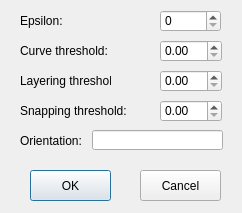
Old version of the form LEGO/CurveOptionDialog.ui in the repository xwzhangcs/LEGO.
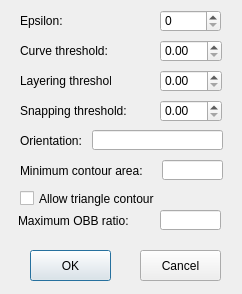
New version of the form.

What changed in the file:
```diff
--- a/LEGO/CurveOptionDialog.ui
+++ b/LEGO/CurveOptionDialog.ui
@@ -7,7 +7,7 @@
     <x>0</x>
     <y>0</y>
     <width>242</width>
-    <height>213</height>
+    <height>294</height>
    </rect>
   </property>
   <property name="windowTitle">
@@ -17,7 +17,7 @@
    <property name="geometry">
     <rect>
      <x>30</x>
-     <y>170</y>
+     <y>250</y>
      <width>81</width>
      <height>31</height>
     </rect>
@@ -76,7 +76,7 @@
    <property name="geometry">
     <rect>
      <x>140</x>
-     <y>170</y>
+     <y>250</y>
      <width>81</width>
      <height>31</height>
     </rect>
@@ -157,6 +157,71 @@
     <set>Qt::AlignRight|Qt::AlignTrailing|Qt::AlignVCenter</set>
    </property>
   </widget>
+  <widget class="QLineEdit" name="lineEditMinContourArea">
+   <property name="geometry">
+    <rect>
+     <x>162</x>
+     <y>160</y>
+     <width>61</width>
+     <height>20</height>
+    </rect>
+   </property>
+   <property name="alignment">
+    <set>Qt::AlignRight|Qt::AlignTrailing|Qt::AlignVCenter</set>
+   </property>
+  </widget>
+  <widget class="QLabel" name="label_6">
+   <property name="geometry">
+    <rect>
+     <x>20</x>
+     <y>160</y>
+     <width>131</width>
+     <height>21</height>
+    </rect>
+   </property>
+   <property name="text">
+    <string>Minimum contour area:</string>
+   </property>
+  </widget>
+  <widget class="QCheckBox" name="checkBoxAllowTriangleContour">
+   <property name="geometry">
+    <rect>
+     <x>20</x>
+     <y>190</y>
+     <width>141</width>
+     <height>17</height>
+    </rect>
+   </property>
+   <property name="text">
+    <string>Allow triangle contour</string>
+   </property>
+  </widget>
+  <widget class="QLabel" name="label_7">
+   <property name="geometry">
+    <rect>
+     <x>18</x>
+     <y>210</y>
+     <width>131</width>
+     <height>21</height>
+    </rect>
+   </property>
+   <property name="text">
+    <string>Maximum OBB ratio:</string>
+   </property>
+  </widget>
+  <widget class="QLineEdit" name="lineEditMaxOBBRatio">
+   <property name="geometry">
+    <rect>
+     <x>160</x>
+     <y>210</y>
+     <width>61</width>
+     <height>20</height>
+    </rect>
+   </property>
+   <property name="alignment">
+    <set>Qt::AlignRight|Qt::AlignTrailing|Qt::AlignVCenter</set>
+   </property>
+  </widget>
  </widget>
  <layoutdefault spacing="6" margin="11"/>
  <resources/>
```
